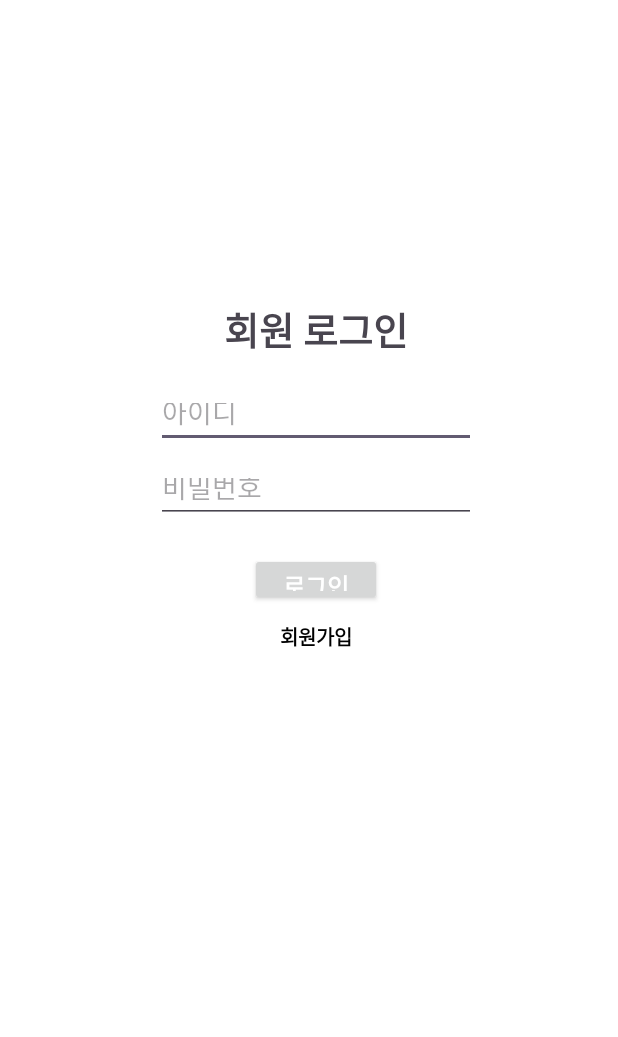
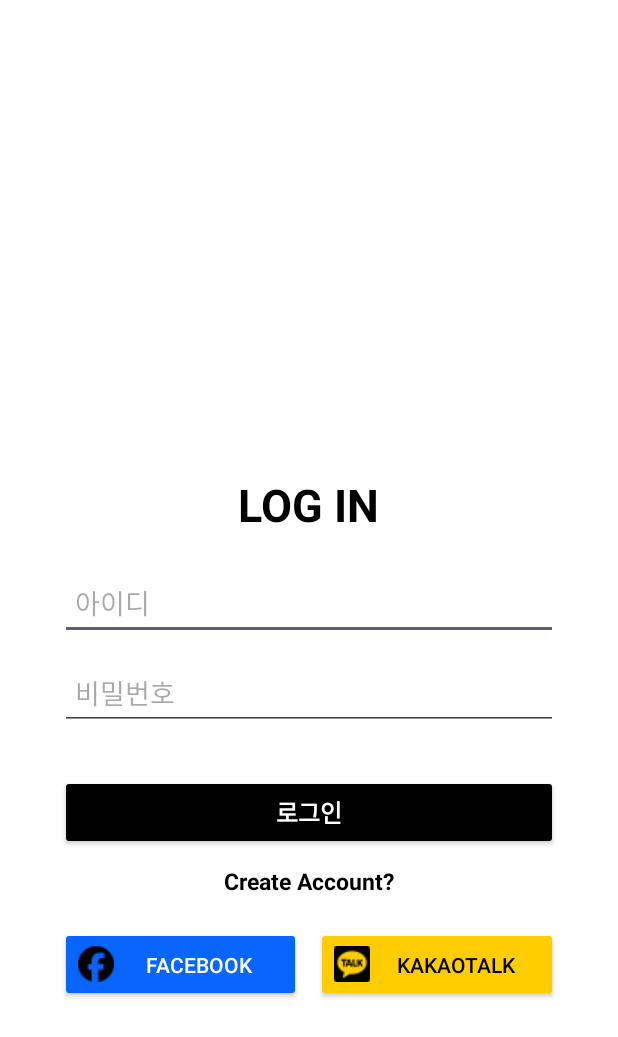
Before and after one commit to thanx-To-Dev-Minsoo/Project-DailyPlanner_Android, an Android app: the screen it shows after launch (signInActivity), on a phone screen of 412 x 824 dp. Shown: the top 1037 px of the screen. Run offline under Robolectric (Android 15) with nearby library versions, the phone set to English and light mode, and no system bars.

Commit message:
2024-07-02

```diff
--- a/app/src/main/res/layout/activity_signin.xml
+++ b/app/src/main/res/layout/activity_signin.xml
@@ -5,54 +5,73 @@
     android:layout_height="match_parent"
     android:background="#ffffff">
 
+    <!-- Background illustration or graphic -->
+    <ImageView
+        android:layout_width="match_parent"
+        android:layout_height="200dp"
+        android:scaleType="centerCrop"
+         />
+    <!--android:src="@drawable/login_background"-->
+
     <LinearLayout
         android:layout_width="match_parent"
         android:layout_height="match_parent"
-        android:layout_marginTop="200dp"
-        android:layout_marginLeft="40dp"
-        android:layout_marginRight="30dp"
-        android:layout_marginBottom="30dp"
-        android:orientation="vertical">
+        android:orientation="vertical"
+        android:padding="40dp"
+        android:gravity="center"
+        android:layout_marginTop="160dp">
 
         <TextView
             android:id="@+id/logintext"
-            android:layout_width="match_parent"
+            android:layout_width="wrap_content"
             android:layout_height="wrap_content"
-            android:layout_marginBottom="20dp"
-            android:text="회원 로그인"
+            android:text="LOG IN"
+            android:textAlignment="center"
+            android:textSize="30sp"
             android:textStyle="bold"
-            android:textSize="25dp"
-            android:textAlignment="center"
-            android:gravity="center_horizontal" />
+            android:textColor="@color/black"
+            android:layout_marginBottom="20dp" />
 
         <EditText
             android:id="@+id/editID"
-            android:layout_width="wrap_content"
-            android:layout_height="40dp"
+            android:layout_width="match_parent"
+            android:layout_height="50dp"
             android:layout_marginBottom="10dp"
-            android:layout_gravity="center"
-            android:ems="10"
             android:hint="아이디"
             android:inputType="textPersonName"
-            android:text="" />
+            android:padding="10dp"
+             />
+        <!--android:background="@drawable/edittext_background"-->
 
         <EditText
-            android:id="@+id/ediPassword"
+            android:id="@+id/editPassword"
+            android:layout_width="match_parent"
+            android:layout_height="50dp"
+            android:layout_marginBottom="10dp"
+            android:hint="비밀번호"
+            android:inputType="textPassword"
+            android:padding="10dp"
+             />
+        <!--android:background="@drawable/edittext_background"-->
+
+        <!-- Error message TextView -->
+        <TextView
+            android:id="@+id/errorMessage"
             android:layout_width="wrap_content"
-            android:layout_height="40dp"
-            android:layout_gravity="center"
-            android:ems="10"
-            android:hint="비밀번호"
-            android:inputType="textPassword" />
+            android:layout_height="wrap_content"
+            android:layout_marginBottom="10dp"
+            android:text="Invalid credentials"
+            android:textColor="@color/black"
+            android:visibility="gone" />
 
         <androidx.appcompat.widget.AppCompatButton
             android:id="@+id/loginbutton"
-            android:layout_width="wrap_content"
-            android:layout_height="35dp"
+            android:layout_width="match_parent"
+            android:layout_height="50dp"
             android:layout_marginTop="20dp"
-            android:layout_gravity="center"
             android:text="로그인"
             android:textColor="@color/white"
+            android:backgroundTint="@color/black"
             android:textSize="16sp"
             android:textStyle="bold" />
 
@@ -60,12 +79,38 @@
             android:id="@+id/signin"
             android:layout_width="wrap_content"
             android:layout_height="wrap_content"
-            android:layout_gravity="center"
             android:layout_marginTop="10dp"
-            android:text="회원가입"
+            android:text="Create Account?"
             android:textColor="@color/black"
-            android:textSize="13dp"
+            android:textSize="15sp"
             android:textStyle="bold" />
 
+        <!-- Social media login buttons -->
+        <LinearLayout
+            android:layout_width="match_parent"
+            android:layout_height="wrap_content"
+            android:orientation="horizontal"
+            android:gravity="center"
+            android:layout_marginTop="20dp">
+
+            <androidx.appcompat.widget.AppCompatButton
+                android:layout_width="0dp"
+                android:layout_height="50dp"
+                android:layout_weight="1"
+                android:layout_marginEnd="10dp"
+                android:text="Facebook"
+                android:textColor="@color/white"
+                android:backgroundTint="@color/facebook_blue"
+                android:drawableLeft="@drawable/ic_facebook" />
+
+            <androidx.appcompat.widget.AppCompatButton
+                android:layout_width="0dp"
+                android:layout_height="50dp"
+                android:layout_weight="1"
+                android:text="kakaotalk"
+                android:textColor="@color/black"
+                android:backgroundTint="@color/kakaotalk_yellow"
+                android:drawableLeft="@drawable/ic_kakaotalk" />
+        </LinearLayout>
     </LinearLayout>
 </FrameLayout>
--- a/app/src/main/res/values/colors.xml
+++ b/app/src/main/res/values/colors.xml
@@ -23,4 +23,7 @@
     <color name="k">#f3c3b2</color>   //3
     <color name="l">#cfd6c4</color>   //3
     <color name="z">#FFD700</color>   //3
+    //-----------------------------------------------
+    <color name="facebook_blue">#0866FF</color>
+    <color name="kakaotalk_yellow">#FFCD00</color>
 </resources>
```
Also changed, not shown: app/src/main/res/drawable/ic_facebook.png (added), app/src/main/res/drawable/ic_kakaotalk.png (added).
